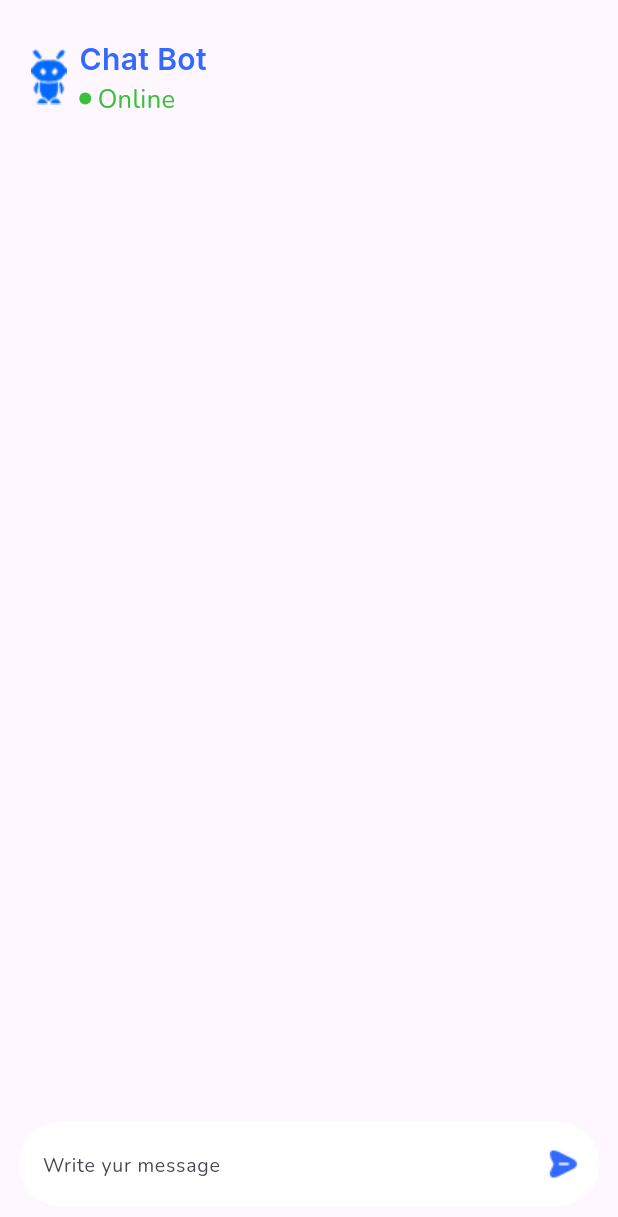
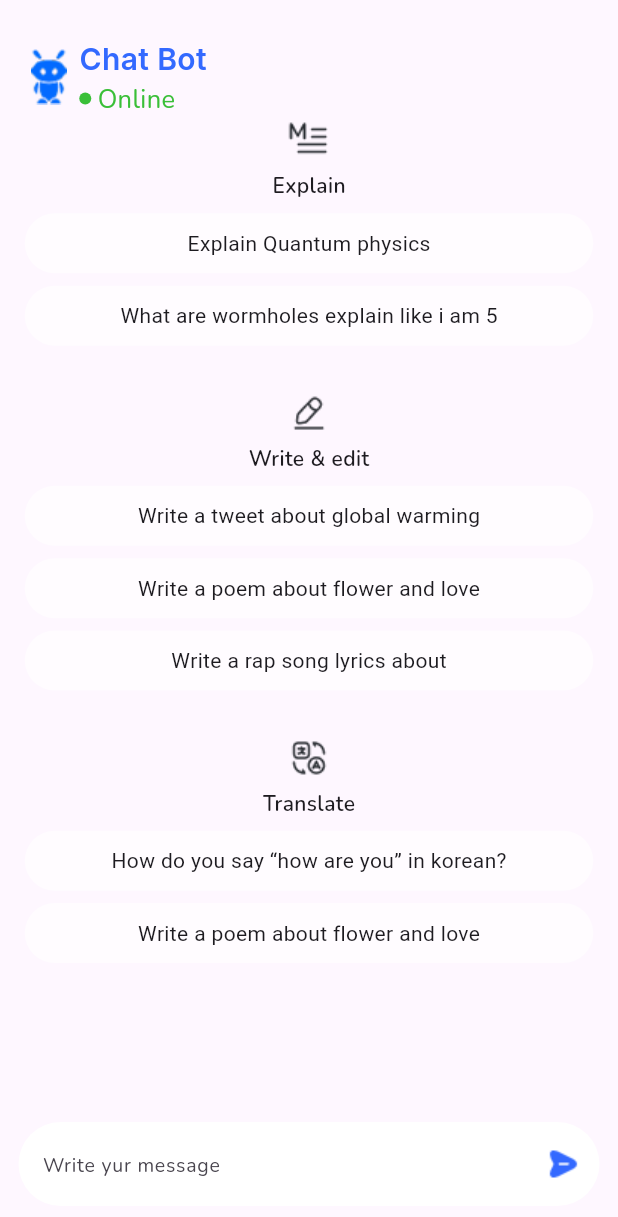
Before and after one commit to saqibalifd/chatbot, a Flutter app: the screen it shows after launch, after a tap on "Continue", on a phone screen of 412 x 824 dp. Shown: the top 1217 px of the screen. Run offline on Flutter 3.47's test engine with Material 3 defaults, Android fonts, the phone set to English and light mode, and no system bars; our stand-ins replace chat_bubbles, get_storage, google_fonts.

Commit message:
app complete

```diff
--- a/lib/constants/app_colors.dart
+++ b/lib/constants/app_colors.dart
@@ -4,6 +4,6 @@ class AppColors {
   static const Color primaryColor = Colors.white;
   static const Color secondaryColor = Colors.black;
   static const Color blue = Color(0xff3369FF);
-  static const Color textColor = Color(0xff757575);
+  static const Color greyColor = Color(0xff757575);
   static const Color textsecondcolor = Color(0xff3ABF38);
 }
--- a/lib/constants/app_icons.dart
+++ b/lib/constants/app_icons.dart
@@ -0,0 +1,7 @@
+class AppIcons {
+  static const String sendButton = '';
+  static const String botIcon = '';
+  static const String emptyicon1 = 'assets/icons/emptyicon1.png';
+  static const String emptyicon2 = 'assets/icons/emptyicon2.png';
+  static const String emptyicon3 = 'assets/icons/emptyicon3.png';
+}
--- a/lib/constants/app_images.dart
+++ b/lib/constants/app_images.dart
@@ -0,0 +1,4 @@
+class AppImages {
+  static const String splashImage = 'assets/images/splashscreen.png';
+  static const String onBoardingImage = 'assets/images/onboarding.png';
+}
--- a/lib/main.dart
+++ b/lib/main.dart
@@ -1,9 +1,12 @@
 import 'package:chatbot/provider/message_provider.dart';
 import 'package:chatbot/screens/splash_screen.dart';
 import 'package:flutter/material.dart';
+import 'package:get_storage/get_storage.dart';
 import 'package:provider/provider.dart';
 
-void main() {
+void main() async {
+  WidgetsFlutterBinding.ensureInitialized();
+  await GetStorage.init();
   runApp(
     ChangeNotifierProvider(
       create: (context) => MessageProvider(),
--- a/lib/screens/chat_screen.dart
+++ b/lib/screens/chat_screen.dart
@@ -1,5 +1,6 @@
 import 'package:chatbot/constants/app_colors.dart';
 import 'package:chatbot/provider/message_provider.dart';
+import 'package:chatbot/widgets/empty_chat_screen.dart';
 import 'package:flutter/material.dart';
 import 'package:chat_bubbles/chat_bubbles.dart';
 import 'package:google_fonts/google_fonts.dart';
@@ -50,7 +51,9 @@ class _ChatScreenState extends State<ChatScreen> {
                 child: _messageAppBar(width),
               ),
               Expanded(
-                child: ListView.builder(
+                child: messageProvider.messages.isEmpty
+                    ? EmptyChatWidget()
+                    : ListView.builder(
                         shrinkWrap: true,
                         controller: _scrollController,
                         physics: const BouncingScrollPhysics(),
@@ -62,8 +65,9 @@ class _ChatScreenState extends State<ChatScreen> {
                           final time = message['time'];
 
                           return Align(
-                      alignment:
-                          isUser ? Alignment.centerRight : Alignment.centerLeft,
+                            alignment: isUser
+                                ? Alignment.centerRight
+                                : Alignment.centerLeft,
                             child: Column(
                               crossAxisAlignment: isUser
                                   ? CrossAxisAlignment.end
@@ -71,8 +75,9 @@ class _ChatScreenState extends State<ChatScreen> {
                               children: [
                                 BubbleSpecialOne(
                                   isSender: isUser,
-                            color:
-                                isUser ? Colors.blue : const Color(0XFFE5E5E5),
+                                  color: isUser
+                                      ? Colors.blue
+                                      : const Color(0XFFEEEEEE),
                                   seen: true,
                                   text: message['text'],
                                   tail: true,
@@ -83,7 +88,8 @@ class _ChatScreenState extends State<ChatScreen> {
                                   ),
                                 ),
                                 Padding(
-                            padding: const EdgeInsets.only(right: 10, left: 20),
+                                  padding: const EdgeInsets.only(
+                                      right: 10, left: 20),
                                   child: Text(
                                     time,
                                     style: const TextStyle(
--- a/lib/screens/onboarding_screen.dart
+++ b/lib/screens/onboarding_screen.dart
@@ -1,6 +1,8 @@
 import 'package:chatbot/constants/app_colors.dart';
+import 'package:chatbot/constants/app_images.dart';
 import 'package:chatbot/screens/chat_screen.dart';
 import 'package:flutter/material.dart';
+import 'package:get_storage/get_storage.dart';
 import 'package:google_fonts/google_fonts.dart';
 
 class OnboardingScreen extends StatelessWidget {
@@ -29,24 +31,29 @@ class OnboardingScreen extends StatelessWidget {
               Text(
                 'Using this software,you can ask you\nquestions and receive articles using\nartificial intelligence assistant',
                 style: GoogleFonts.nunito(
-                  color: AppColors.textColor,
+                  color: AppColors.greyColor,
                   fontSize: 15,
                   fontWeight: FontWeight.w500,
                 ),
                 textAlign: TextAlign.center,
               ),
               Image.asset(
-                'assets/images/onboarding.png',
+                AppImages.onBoardingImage,
                 width: width * 0.8,
                 height: height * 0.6,
               ),
               Padding(
                 padding: EdgeInsets.symmetric(horizontal: width * 0.06),
                 child: InkWell(
-                  onTap: () => Navigator.push(
-                    context,
-                    MaterialPageRoute(builder: (context) => ChatScreen()),
-                  ),
+                  onTap: () {
+                    final box = GetStorage();
+                    Navigator.push(
+                      context,
+                      MaterialPageRoute(builder: (context) => ChatScreen()),
+                    );
+                    final bool value = true;
+                    box.write('isOnBoardingPlayed', value);
+                  },
                   child: Container(
                     width: double.infinity,
                     decoration: BoxDecoration(
@@ -63,17 +70,16 @@ class OnboardingScreen extends StatelessWidget {
                             Text(
                               'Continue',
                               style: GoogleFonts.nunito(
-                                color: Colors.white,
+                                color: AppColors.primaryColor,
                                 fontWeight: FontWeight.w700,
                               ),
                             ),
                             Padding(
-                              padding: const EdgeInsets.only(right: 10),
-                              child: Image.asset(
-                                'assets/icons/arrowRight.png',
-                                color: AppColors.primaryColor,
-                              ),
-                            ),
+                                padding: const EdgeInsets.only(right: 10),
+                                child: Icon(
+                                  Icons.arrow_circle_right,
+                                  color: AppColors.primaryColor,
+                                )),
                           ],
                         ),
                       ),
--- a/lib/screens/splash_screen.dart
+++ b/lib/screens/splash_screen.dart
@@ -1,13 +1,14 @@
-// ignore_for_file: prefer_const_constructors_in_immutables
-
 import 'dart:async';
 
 import 'package:chatbot/constants/app_colors.dart';
+import 'package:chatbot/constants/app_images.dart';
+import 'package:chatbot/screens/chat_screen.dart';
 import 'package:chatbot/screens/onboarding_screen.dart';
 import 'package:flutter/material.dart';
+import 'package:get_storage/get_storage.dart';
 
 class SplashScreen extends StatefulWidget {
-  SplashScreen({super.key});
+  const SplashScreen({super.key}); // Made constructor const
 
   @override
   State<SplashScreen> createState() => _SplashScreenState();
@@ -18,10 +19,20 @@ class _SplashScreenState extends State<SplashScreen> {
   void initState() {
     super.initState();
     Timer(Duration(seconds: 3), () {
-      Navigator.pushReplacement(
-        context,
-        MaterialPageRoute(builder: (context) => OnboardingScreen()),
-      );
+      final box = GetStorage();
+
+      final bool? isOnBoardingPlayed = box.read('isOnBoardingPlayed');
+      if (isOnBoardingPlayed == true) {
+        Navigator.pushReplacement(
+          context,
+          MaterialPageRoute(builder: (context) => ChatScreen()),
+        );
+      } else {
+        Navigator.pushReplacement(
+          context,
+          MaterialPageRoute(builder: (context) => OnboardingScreen()),
+        );
+      }
     });
   }
 
@@ -34,7 +45,7 @@ class _SplashScreenState extends State<SplashScreen> {
       backgroundColor: AppColors.blue,
       body: Center(
         child: Image.asset(
-          'assets/images/splashscreen.png',
+          AppImages.splashImage,
           height: height * 0.6,
           width: width * 0.6,
         ),
--- a/lib/widgets/empty_chat_screen.dart
+++ b/lib/widgets/empty_chat_screen.dart
@@ -0,0 +1,114 @@
+// ignore_for_file: sort_child_properties_last
+
+import 'package:chatbot/constants/app_colors.dart';
+import 'package:chatbot/constants/app_icons.dart';
+
+import 'package:flutter/material.dart';
+import 'package:google_fonts/google_fonts.dart';
+
+class EmptyChatWidget extends StatelessWidget {
+  const EmptyChatWidget({super.key});
+
+  @override
+  Widget build(BuildContext context) {
+    final size = MediaQuery.of(context).size;
+    final height = size.height;
+    final width = size.width;
+    return SizedBox(
+      height: height * .8,
+      child: SingleChildScrollView(
+        child: Column(
+          children: [
+            /// 1st section
+            Image.asset(AppIcons.emptyicon1),
+            SizedBox(height: height * .01),
+
+            Text(
+              'Explain',
+              style: GoogleFonts.nunito(fontWeight: FontWeight.w600),
+            ),
+            SizedBox(height: height * .01),
+
+            _introBubbleWidget('Explain Quantum physics', height, width),
+            SizedBox(height: height * .01),
+            _introBubbleWidget(
+              'What are wormholes explain like i am 5',
+              height,
+              width,
+            ),
+            SizedBox(height: height * .04),
+
+            /// 2nd section
+            Image.asset(AppIcons.emptyicon2),
+            SizedBox(height: height * .01),
+
+            Text(
+              'Write & edit',
+              style: GoogleFonts.nunito(fontWeight: FontWeight.w600),
+            ),
+            SizedBox(height: height * .01),
+
+            _introBubbleWidget(
+              'Write a tweet about global warming',
+              height,
+              width,
+            ),
+            SizedBox(height: height * .01),
+
+            _introBubbleWidget(
+              'Write a poem about flower and love',
+              height,
+              width,
+            ),
+            SizedBox(height: height * .01),
+
+            _introBubbleWidget('Write a rap song lyrics about', height, width),
+            SizedBox(height: height * .04),
+
+            // 3rd section
+            Image.asset(AppIcons.emptyicon3),
+            SizedBox(height: height * .01),
+
+            Text(
+              'Translate',
+              style: GoogleFonts.nunito(fontWeight: FontWeight.w600),
+            ),
+            SizedBox(height: height * .01),
+
+            _introBubbleWidget(
+              "How do you say “how are you” in korean?",
+              height,
+              width,
+            ),
+            SizedBox(height: height * .01),
+
+            _introBubbleWidget(
+              "Write a poem about flower and love",
+              height,
+              width,
+            ),
+
+            // 3rd section
+          ],
+        ),
+      ),
+    );
+  }
+}
+
+Widget _introBubbleWidget(String text, double height, double width) {
+  return Padding(
+    padding: EdgeInsets.symmetric(horizontal: width * .04),
+    child: Container(
+      width: double.infinity,
+      decoration: BoxDecoration(
+        color: Colors.white60,
+        borderRadius: BorderRadius.circular(height * .1),
+      ),
+      child: Padding(
+        padding: const EdgeInsets.symmetric(vertical: 10),
+        child: Center(child: Text(text)),
+      ),
+    ),
+  );
+}
```
Also changed, not shown: assets/icons/emptyicon1.png (added), assets/icons/emptyicon2.png (added), assets/icons/emptyicon3.png (added). Lines whose indentation alone changed are shown as unchanged.
